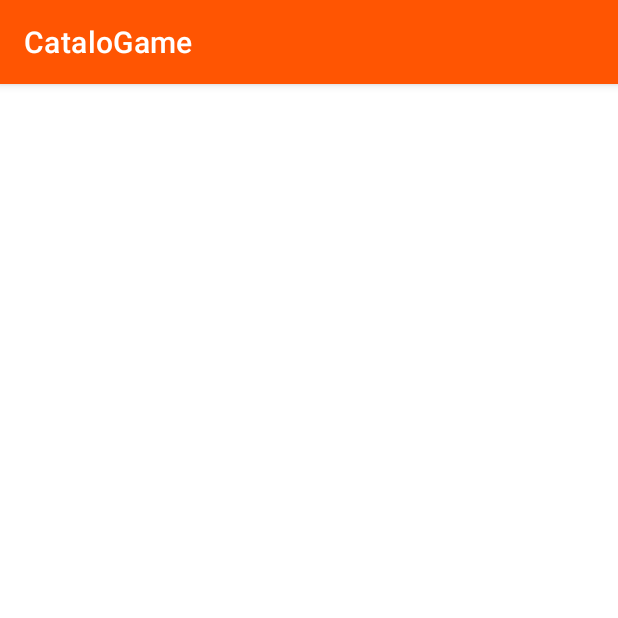
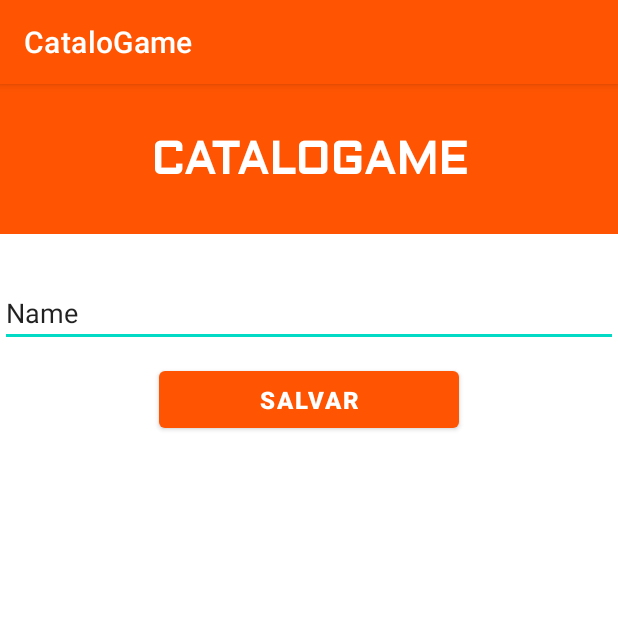
Before and after one commit to arthurrenan00/CataloGame, an Android app: the Gravar screen opened directly, with no data from a screen before it, on a phone screen of 412 x 824 dp, the top half of it. Run offline under Robolectric (Android 15) with nearby library versions, the phone set to English and light mode, and no system bars.

Commit message:
Atualização nas telas gravar e ler

```diff
--- a/app/src/main/res/layout/activity_gravar.xml
+++ b/app/src/main/res/layout/activity_gravar.xml
@@ -7,4 +7,54 @@
     android:background="#FFFFFF"
     tools:context=".Gravar">
 
+    <EditText
+        android:id="@+id/editTextsalvar"
+        android:layout_width="match_parent"
+        android:layout_height="wrap_content"
+        android:layout_marginTop="30dp"
+        android:ems="10"
+        android:inputType="textPersonName"
+        android:text="Name"
+        app:layout_constraintEnd_toEndOf="parent"
+        app:layout_constraintStart_toStartOf="parent"
+        app:layout_constraintTop_toBottomOf="@+id/toolbar6"
+        tools:ignore="TouchTargetSizeCheck" />
+
+    <Button
+        android:id="@+id/btnsalvar"
+        android:layout_width="200dp"
+        android:layout_height="50dp"
+        android:layout_marginTop="10dp"
+        android:text="@string/salvar"
+        android:textSize="16sp"
+        android:textStyle="bold"
+        app:layout_constraintEnd_toEndOf="@+id/editTextsalvar"
+        app:layout_constraintStart_toStartOf="@+id/editTextsalvar"
+        app:layout_constraintTop_toBottomOf="@+id/editTextsalvar" />
+
+    <androidx.appcompat.widget.Toolbar
+        android:id="@+id/toolbar6"
+        android:layout_width="fill_parent"
+        android:layout_height="100dp"
+        android:background="?attr/colorPrimary"
+        android:minHeight="?attr/actionBarSize"
+        android:theme="?attr/actionBarTheme"
+        app:layout_constraintEnd_toEndOf="parent"
+        app:layout_constraintStart_toStartOf="parent"
+        app:layout_constraintTop_toTopOf="parent" />
+
+    <TextView
+        android:id="@+id/textView5"
+        android:layout_width="wrap_content"
+        android:layout_height="wrap_content"
+        android:fontFamily="@font/aldrich"
+        android:text="@string/titPrincipal"
+        android:textColor="#FFFFFF"
+        android:textSize="30sp"
+        android:textStyle="bold"
+        app:layout_constraintBottom_toBottomOf="@+id/toolbar6"
+        app:layout_constraintEnd_toEndOf="parent"
+        app:layout_constraintStart_toStartOf="parent"
+        app:layout_constraintTop_toTopOf="parent" />
+
 </androidx.constraintlayout.widget.ConstraintLayout>
--- a/app/src/main/res/values/strings.xml
+++ b/app/src/main/res/values/strings.xml
@@ -42,6 +42,7 @@
     <string name="armazenamentoe">Armazenamento Externo</string>
     <string name="adicionar">ADICIONAR</string>
     <string name="visualizar">VISUALIZAR</string>
+    <string name="salvar">Salvar</string>
 
     <string name="endereco">"Endereço: %1$s  \n Latitude: %2$s \n Longitude: %3$s \n Timestamp: %4$tr"</string>
     <string name="loading">Carregando</string>
```
Also changed, not shown: app/src/main/res/layout/activity_ler.xml (+36 -0 lines).
